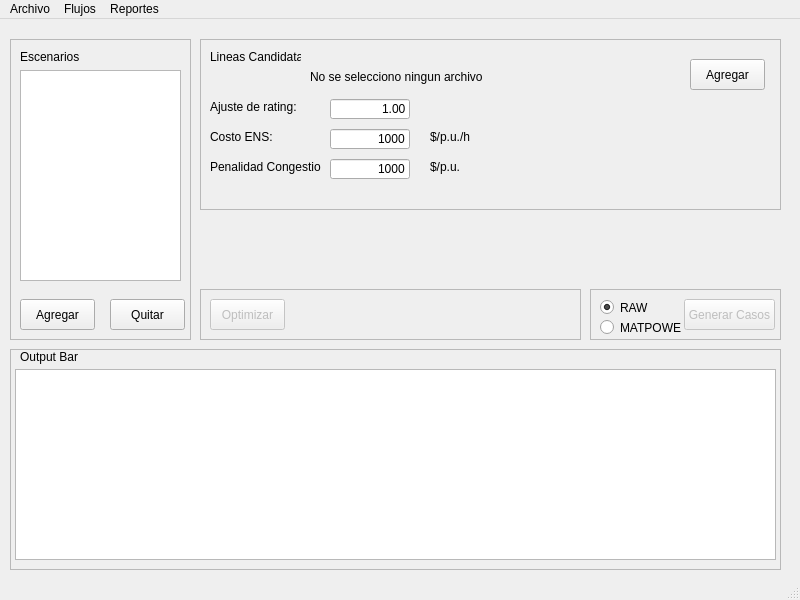
jbarberia/TNEP.py, file tnep/ui/UI.ui: the form before one commit.
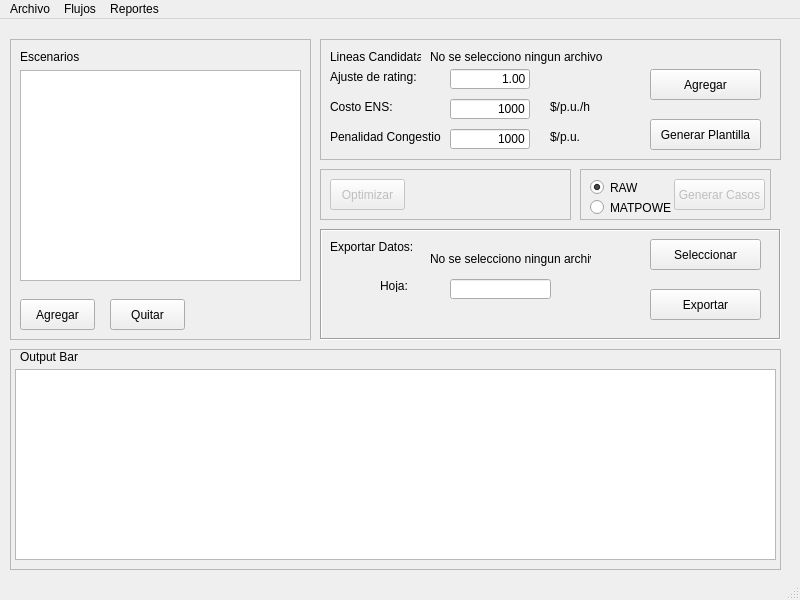
The form after the commit. Icons and pictures are not drawn.

The edit to the form file:
```diff
--- a/tnep/ui/UI.ui
+++ b/tnep/ui/UI.ui
@@ -39,7 +39,7 @@
      <rect>
       <x>10</x>
       <y>20</y>
-      <width>181</width>
+      <width>301</width>
       <height>301</height>
      </rect>
     </property>
@@ -80,7 +80,7 @@
       <rect>
        <x>10</x>
        <y>31</y>
-       <width>161</width>
+       <width>281</width>
        <height>211</height>
       </rect>
      </property>
@@ -141,10 +141,10 @@
    <widget class="QFrame" name="frame_3">
     <property name="geometry">
      <rect>
-      <x>200</x>
+      <x>320</x>
       <y>20</y>
-      <width>581</width>
-      <height>171</height>
+      <width>461</width>
+      <height>121</height>
      </rect>
     </property>
     <property name="frameShape">
@@ -169,9 +169,9 @@
     <widget class="QPushButton" name="agregarCandidatos">
      <property name="geometry">
       <rect>
-       <x>490</x>
-       <y>20</y>
-       <width>75</width>
+       <x>330</x>
+       <y>30</y>
+       <width>111</width>
        <height>31</height>
       </rect>
      </property>
@@ -183,7 +183,7 @@
      <property name="geometry">
       <rect>
        <x>110</x>
-       <y>30</y>
+       <y>10</y>
        <width>361</width>
        <height>16</height>
       </rect>
@@ -196,7 +196,7 @@
      <property name="geometry">
       <rect>
        <x>10</x>
-       <y>60</y>
+       <y>30</y>
        <width>91</width>
        <height>16</height>
       </rect>
@@ -209,7 +209,7 @@
      <property name="geometry">
       <rect>
        <x>130</x>
-       <y>60</y>
+       <y>30</y>
        <width>80</width>
        <height>20</height>
       </rect>
@@ -225,7 +225,7 @@
      <property name="geometry">
       <rect>
        <x>10</x>
-       <y>90</y>
+       <y>60</y>
        <width>91</width>
        <height>16</height>
       </rect>
@@ -238,7 +238,7 @@
      <property name="geometry">
       <rect>
        <x>10</x>
-       <y>120</y>
+       <y>90</y>
        <width>111</width>
        <height>16</height>
       </rect>
@@ -251,7 +251,7 @@
      <property name="geometry">
       <rect>
        <x>130</x>
-       <y>90</y>
+       <y>60</y>
        <width>80</width>
        <height>20</height>
       </rect>
@@ -267,7 +267,7 @@
      <property name="geometry">
       <rect>
        <x>130</x>
-       <y>120</y>
+       <y>90</y>
        <width>80</width>
        <height>20</height>
       </rect>
@@ -283,7 +283,7 @@
      <property name="geometry">
       <rect>
        <x>230</x>
-       <y>90</y>
+       <y>60</y>
        <width>51</width>
        <height>16</height>
       </rect>
@@ -296,7 +296,7 @@
      <property name="geometry">
       <rect>
        <x>230</x>
-       <y>120</y>
+       <y>90</y>
        <width>51</width>
        <height>16</height>
       </rect>
@@ -305,13 +305,26 @@
       <string>$/p.u.</string>
      </property>
     </widget>
+    <widget class="QPushButton" name="Plantilla">
+     <property name="geometry">
+      <rect>
+       <x>330</x>
+       <y>80</y>
+       <width>111</width>
+       <height>31</height>
+      </rect>
+     </property>
+     <property name="text">
+      <string>Generar Plantilla</string>
+     </property>
+    </widget>
    </widget>
    <widget class="QFrame" name="frame_4">
     <property name="geometry">
      <rect>
-      <x>200</x>
-      <y>270</y>
-      <width>381</width>
+      <x>320</x>
+      <y>150</y>
+      <width>251</width>
       <height>51</height>
      </rect>
     </property>
@@ -341,8 +354,8 @@
    <widget class="QFrame" name="frame_5">
     <property name="geometry">
      <rect>
-      <x>590</x>
-      <y>270</y>
+      <x>580</x>
+      <y>150</y>
       <width>191</width>
       <height>51</height>
      </rect>
@@ -399,6 +412,97 @@
      </property>
     </widget>
    </widget>
+   <widget class="QFrame" name="frame_6">
+    <property name="geometry">
+     <rect>
+      <x>320</x>
+      <y>210</y>
+      <width>461</width>
+      <height>111</height>
+     </rect>
+    </property>
+    <property name="frameShape">
+     <enum>QFrame::Box</enum>
+    </property>
+    <property name="frameShadow">
+     <enum>QFrame::Sunken</enum>
+    </property>
+    <widget class="QPushButton" name="seleccionarOutput">
+     <property name="geometry">
+      <rect>
+       <x>330</x>
+       <y>10</y>
+       <width>111</width>
+       <height>31</height>
+      </rect>
+     </property>
+     <property name="text">
+      <string>Seleccionar</string>
+     </property>
+    </widget>
+    <widget class="QLineEdit" name="outputHoja">
+     <property name="geometry">
+      <rect>
+       <x>130</x>
+       <y>50</y>
+       <width>101</width>
+       <height>20</height>
+      </rect>
+     </property>
+    </widget>
+    <widget class="QLabel" name="label_9">
+     <property name="geometry">
+      <rect>
+       <x>60</x>
+       <y>50</y>
+       <width>47</width>
+       <height>13</height>
+      </rect>
+     </property>
+     <property name="text">
+      <string>Hoja:</string>
+     </property>
+    </widget>
+    <widget class="QLabel" name="label_10">
+     <property name="geometry">
+      <rect>
+       <x>10</x>
+       <y>10</y>
+       <width>91</width>
+       <height>16</height>
+      </rect>
+     </property>
+     <property name="text">
+      <string>Exportar Datos:</string>
+     </property>
+    </widget>
+    <widget class="QLabel" name="excelOutput">
+     <property name="geometry">
+      <rect>
+       <x>110</x>
+       <y>20</y>
+       <width>161</width>
+       <height>20</height>
+      </rect>
+     </property>
+     <property name="text">
+      <string>No se selecciono ningun archivo</string>
+     </property>
+    </widget>
+    <widget class="QPushButton" name="exportarOutput">
+     <property name="geometry">
+      <rect>
+       <x>330</x>
+       <y>60</y>
+       <width>111</width>
+       <height>31</height>
+      </rect>
+     </property>
+     <property name="text">
+      <string>Exportar</string>
+     </property>
+    </widget>
+   </widget>
   </widget>
   <widget class="QMenuBar" name="menubar">
    <property name="geometry">
```
Left out of the diff: 7 changed lines with no effect on the pictures.
